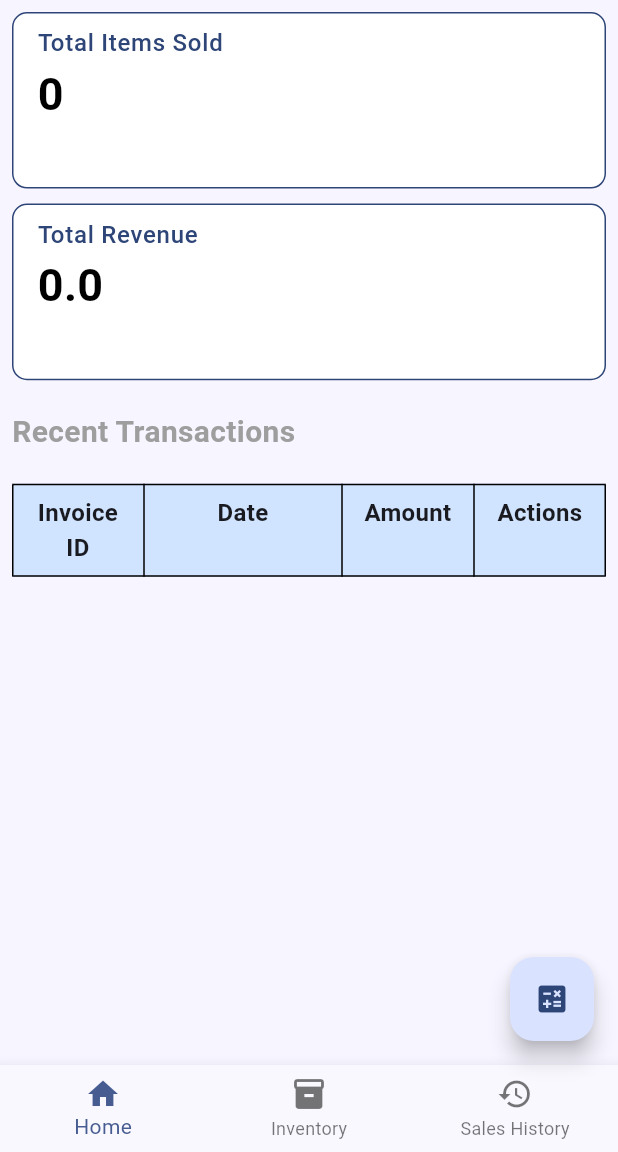
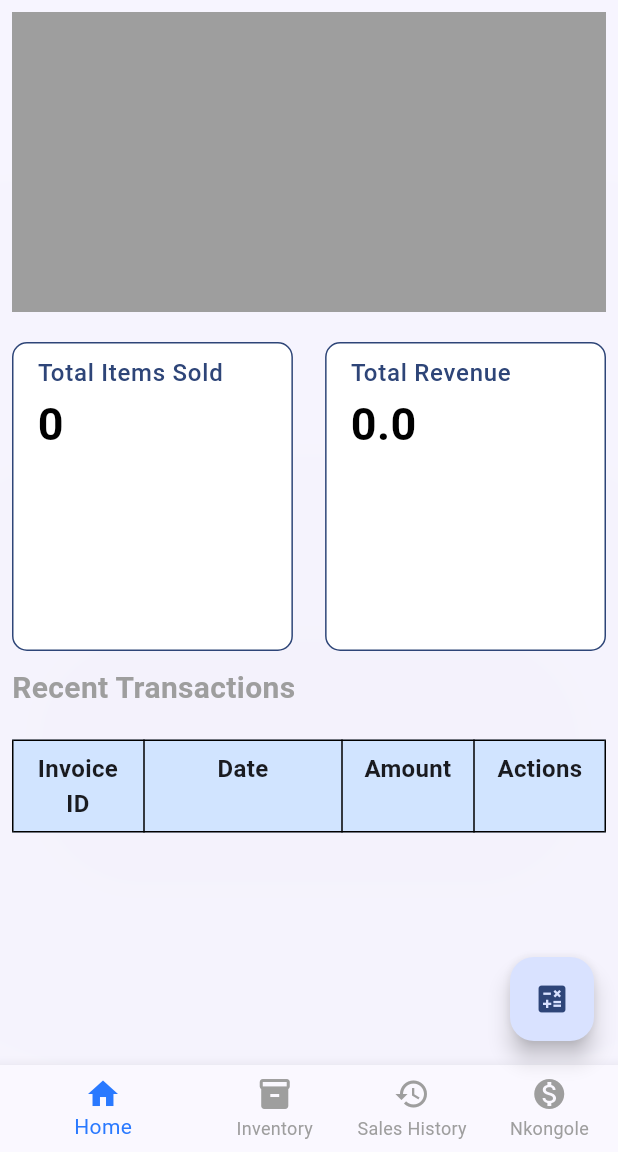
Before and after one commit to Dali125/cash_mate, a Flutter app: the screen it shows after launch, on a phone screen of 412 x 824 dp, the part 84-1236 px from its top. Run offline on Flutter 3.47's test engine with Material 3 defaults, Android fonts, the phone set to English and light mode, and no system bars; our stand-ins replace get, hive, hive_flutter, image_picker, permission_handler, sqflite and 1 more; accounts and stored records are empty.

Commit message:
new week new commits

```diff
--- a/lib/app.dart
+++ b/lib/app.dart
@@ -2,6 +2,7 @@ import 'package:cash_app/ui/components/pages/add_inventory.dart';
 import 'package:cash_app/ui/components/pages/edit_inventory.dart';
 import 'package:cash_app/ui/components/pages/inventory_item_overview.dart';
 import 'package:cash_app/ui/components/pages/inventory_page.dart';
+import 'package:cash_app/ui/components/pages/payments/payment_page.dart';
 import 'package:cash_app/ui/components/pages/root.dart';
 import 'package:cash_app/ui/components/pages/sales_page.dart';
 import 'package:cash_app/ui/components/pages/tablet/inventory_tablet.dart';
@@ -34,6 +35,7 @@ class MyApp extends StatelessWidget {
         '/inventory-tablet': (context) => const InventoryPageTablet(),
         '/add-inventory-tablet': (context) => const AddInventoryPage(),
         '/transaction_complete': (context) => TransactionCompletePage(),
+        '/payment_page': (context) => PaymentPage(),
       },
     );
   }
--- a/lib/main.dart
+++ b/lib/main.dart
@@ -10,6 +10,5 @@ void main() async {
     // Initialize FFI
     sqfliteFfiInit();
   }
-
   runApp(const MyApp());
 }
--- a/lib/services/permissions.dart
+++ b/lib/services/permissions.dart
@@ -6,10 +6,7 @@ Future<void> getPermissions() async {
   try {
     final status = await Permission.storage.request();
     if (status.isGranted) {
-      final dir = await getTemporaryDirectory();
 
-      Hive.init(dir.path);
-      // Permission granted, proceed with file operations
     } else {
       // Permission denied, handle accordingly
     }
--- a/lib/ui/components/pages/home_page.dart
+++ b/lib/ui/components/pages/home_page.dart
@@ -3,6 +3,7 @@ import 'dart:core';
 
 import 'package:cash_app/controllers/page_controller.dart';
 import 'package:cash_app/db/config.dart';
+import 'package:cash_app/services/device_properties.dart';
 
 import 'package:cash_app/utils/color.dart';
 import 'package:flutter/material.dart';
@@ -59,10 +60,7 @@ class _HomePageState extends State<HomePage> {
               } else {
                 final salesSummary = snapshot.data!;
                 String salesSummaryString = jsonEncode(salesSummary);
-                print(
-                    ".........................................................................");
-                print(salesSummary['recent_sales']);
-                print(salesSummaryString);
+
                 return Padding(
                   padding: const EdgeInsets.all(8.0),
                   child: SingleChildScrollView(
@@ -70,14 +68,36 @@ class _HomePageState extends State<HomePage> {
                       mainAxisAlignment: MainAxisAlignment.start,
                       crossAxisAlignment: CrossAxisAlignment.start,
                       children: [
+
+                        Material(
+                          shadowColor: Colors.black12,
+                          elevation: 200,
+                          child: Container(
+                            width: DeviceProperties().getWidth(context),
+                            height: 200,
+                            color: Colors.grey,
+                          ),
+                        ),
+                        SizedBox(
+                          height: 20
+                        ),
+
+
+                        Container(
+                          width: DeviceProperties().getWidth(context),
+                          height: DeviceProperties().getHeight(context) /4,
+
+                          child: Row(
+                            mainAxisAlignment: MainAxisAlignment.spaceBetween,
+
+                            children: [
+
                               buildSalesCard(context,
                                   title: 'Total Items Sold',
                                   data: salesSummary['total_items_sold'].toString(),
                                   fontSize: 30,
                                   trailing: Icon(Icons.money)),
-                        SizedBox(
-                          height: 10,
-                        ),
+
                               buildSalesCard(context,
                                   backgroundColor:
                                   ColorScheme.fromSeed(seedColor: bluePrimary)
@@ -89,9 +109,17 @@ class _HomePageState extends State<HomePage> {
                                       : 'K ${salesSummary['total_sales'].toString()}',
                                   fontSize: 30,
                                   trailing: Icon(Icons.money)),
-                        SizedBox(
-                          height: 10,
+
+                            ],
                           ),
+
+
+                        ),
+
+
+
+
+
                         SizedBox(
                           height: 10,
                         ),
--- a/lib/ui/components/pages/inventory_page.dart
+++ b/lib/ui/components/pages/inventory_page.dart
@@ -37,7 +37,7 @@ class _InventoryPageState extends State<InventoryPage> {
               child: Container(
                 height: 60,
                 child: SearchBar(
-                  elevation: MaterialStateProperty.all(2),
+                  elevation: WidgetStateProperty.all(2),
                   backgroundColor: MaterialStateProperty.all(onBluePrimary),
                   leading: Icon(Icons.search, color: Colors.blueGrey),
                   hintText: 'Search inventory',
@@ -154,7 +154,7 @@ class _InventoryPageState extends State<InventoryPage> {
                                                     .deleteInventory(
                                                         itemData['id'] as int);
                                                 // Handle delete action
-                                                Navigator.pop(context);
+                                                Get.back();
                                                 setState(() {});
                                               },
                                             ),
--- a/lib/ui/components/pages/root.dart
+++ b/lib/ui/components/pages/root.dart
@@ -4,11 +4,13 @@ import 'package:cash_app/db/config.dart';
 import 'package:cash_app/services/device_properties.dart';
 import 'package:cash_app/ui/components/pages/add_inventory.dart';
 import 'package:cash_app/ui/components/pages/inventory_page.dart';
+import 'package:cash_app/ui/components/pages/nkongole_page.dart';
 import 'package:cash_app/ui/components/pages/sales_page.dart';
 import 'package:cash_app/ui/components/pages/splash_screen/sales_history_page.dart';
 import 'package:cash_app/ui/components/pages/tablet/inventory_tablet.dart';
 import 'package:cash_app/ui/components/pages/tablet/sales_page_tablet.dart';
 import 'package:cash_app/ui/components/pages/tablet/tablet_home.dart';
+import 'package:cash_app/utils/color.dart';
 import 'package:flutter/material.dart';
 import 'package:get/get.dart';
 
@@ -83,6 +85,7 @@ class _RootPageState extends State<RootPage> {
               0 => HomePage(),
               1 => InventoryPage(),
               2 => SalesHistoryPage(),
+              3 => NkongolePage(),
               _ => HomePage(),
             },
       floatingActionButton: pc.currentPage.value == 0
@@ -125,7 +128,15 @@ class _RootPageState extends State<RootPage> {
                   icon: Icon(Icons.history),
                   label: 'Sales History',
                 ),
+                BottomNavigationBarItem(
+                  icon: Icon(Icons.monetization_on),
+                  label: 'Nkongole',
+                ),
               ],
+              selectedItemColor: bluePrimary,
+              unselectedItemColor: Colors.grey,
+              type: BottomNavigationBarType.shifting,
+              showUnselectedLabels: true,
             ),
     );
   }
--- a/lib/ui/components/saleCard.dart
+++ b/lib/ui/components/saleCard.dart
@@ -10,7 +10,7 @@ Widget buildSalesCard(
   required String data,
   required double fontSize,
   required Widget trailing,
-  double heightFactor = 7, // Default height factor
+  double heightFactor = 3, // Default height factor
   Color backgroundColor = Colors.white, // Default background color
 }) {
   return Material(
@@ -18,7 +18,8 @@ Widget buildSalesCard(
     borderOnForeground: true,
     borderRadius: BorderRadius.circular(10),
     child: Container(
-      height: DeviceProperties().getHeight(context) / heightFactor,
+      width: DeviceProperties().getWidth(context) / 2.2,
+      height: DeviceProperties().getHeight(context) / 4,
       decoration: BoxDecoration(
         borderRadius: BorderRadius.circular(10),
         border: Border.all(
```
Also changed, not shown: lib/controllers/payment_controller.dart (added, +15 -0 lines), lib/ui/components/pages/nkongole_page.dart (+10 -1 lines), lib/ui/components/pages/sales_page.dart (+7 -7 lines), lib/ui/components/pages/transaction_complete_page.dart (+59 -25 lines), 1 other file. Lines whose indentation alone changed are shown as unchanged.
